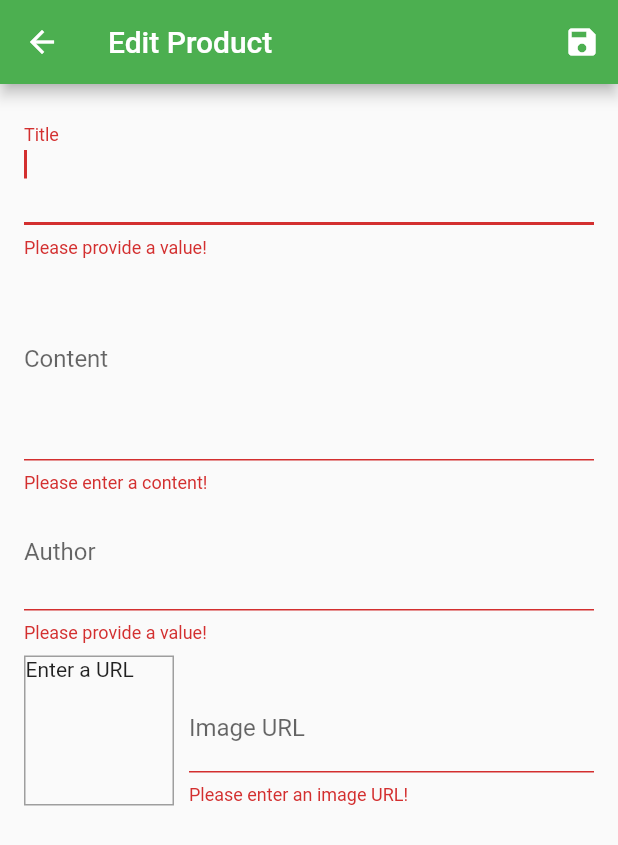
After one commit to b1910319/b1910287_PhatTrienUngDungDiDong_project, a Flutter app: the EditPostScreen screen opened by its route, after a tap on the "save" icon, on a phone screen of 412 x 824 dp. The commit adds this screen. Shown: the top 845 px of the screen. Run offline on Flutter 3.47's test engine with Material 2 defaults, Android fonts, the phone set to English and light mode, and no system bars; our stand-ins replace flutter_rating_bar; network calls fail.

Commit message:
Xay dung trang hieu chinh bai viet

```diff
--- a/lib/main.dart
+++ b/lib/main.dart
@@ -4,6 +4,7 @@ import 'ui/posts/post_detail_screen.dart';
 import 'ui/posts/post_overview_screen.dart';
 import 'ui/posts/user_posts_screen.dart';
 import 'package:provider/provider.dart';
+import 'ui/posts/edit_post_screen.dart';
 
 void main() {
   runApp(const MyApp());
@@ -40,6 +41,19 @@ class MyApp extends StatelessWidget {
               },
             );
           }
+          if (settings.name == EditPostScreen.routeName) {
+            final postId = settings.arguments as String?;
+            return MaterialPageRoute(
+              builder: (ctx) {
+                return EditPostScreen(
+                  postId != null
+                      ? ctx.read<PostManager>().findById(postId)
+                      : null,
+                );
+              },
+            );
+          }
+
           return null;
         },
       ),
--- /dev/null
+++ b/lib/ui/posts/edit_post_screen.dart
@@ -0,0 +1,243 @@
+import 'package:flutter/material.dart';
+import 'package:provider/provider.dart';
+import '../../models/post.dart';
+import '../shared/dialog_utils.dart';
+import 'post_manager.dart';
+
+class EditPostScreen extends StatefulWidget {
+  static const routeName = '/edit-post';
+
+  EditPostScreen(
+    Post? post, {
+    super.key,
+  }) {
+    if (post == null) {
+      this.post = Post(
+        id: null,
+        title: '',
+        content: '',
+        author: '',
+        imageUrl: '',
+      );
+    } else {
+      this.post = post;
+    }
+  }
+
+  late final Post post;
+
+  @override
+  State<EditPostScreen> createState() => _EditPostScreenState();
+}
+
+class _EditPostScreenState extends State<EditPostScreen> {
+  final _imageUrlController = TextEditingController();
+  final _imageUrlFocusNode = FocusNode();
+  final _editForm = GlobalKey<FormState>();
+  late Post _editedPost;
+  var _isLoading = false;
+
+  bool _isValidImageUrl(String value) {
+    return (value.startsWith('http') ||
+        value.startsWith('http') && (value.endsWith('.png')) ||
+        value.endsWith('.jgp') ||
+        value.endsWith('.jpeg'));
+  }
+
+  @override
+  void initState() {
+    _imageUrlFocusNode.addListener(() {
+      if (!_imageUrlFocusNode.hasFocus) {
+        if (!_isValidImageUrl(_imageUrlController.text)) {
+          return;
+        }
+        setState(() {});
+      }
+    });
+    _editedPost = widget.post;
+    _imageUrlController.text = _editedPost.imageUrl;
+    super.initState();
+  }
+
+  @override
+  void dispose() {
+    _imageUrlController.dispose();
+    _imageUrlFocusNode.dispose();
+    super.dispose();
+  }
+
+  Future<void> _saveForm() async {
+    final isValid = _editForm.currentState!.validate();
+    if (!isValid) {
+      return;
+    }
+    _editForm.currentState!.save();
+
+    setState(() {
+      _isLoading = true;
+    });
+    try {
+      final postsManager = context.read<PostManager>();
+      if (_editedPost.id != null) {
+        postsManager.updatePost(_editedPost);
+      } else {
+        postsManager.addPost(_editedPost);
+      }
+    } catch (error) {
+      await showErrorDialog(context, 'Something went wrong.');
+    }
+    setState(() {
+      _isLoading = false;
+    });
+
+    if (mounted) {
+      Navigator.of(context).pop();
+    }
+  }
+
+  @override
+  Widget build(BuildContext context) {
+    return Scaffold(
+      appBar: AppBar(
+        title: const Text('Edit Product'),
+        actions: <Widget>[
+          IconButton(
+            icon: const Icon(Icons.save),
+            onPressed: _saveForm,
+          ),
+        ],
+      ),
+      body: _isLoading
+          ? const Center(
+              child: CircularProgressIndicator(),
+            )
+          : Padding(
+              padding: const EdgeInsets.all(16.0),
+              child: Form(
+                key: _editForm,
+                child: ListView(
+                  children: <Widget>[
+                    buildTitleField(),
+                    buildContentField(),
+                    buildAuthorField(),
+                    buildPostPreview(),
+                  ],
+                ),
+              ),
+            ),
+    );
+  }
+
+  TextFormField buildTitleField() {
+    return TextFormField(
+      initialValue: _editedPost.title,
+      decoration: const InputDecoration(labelText: 'Title'),
+      maxLines: 2,
+      textInputAction: TextInputAction.next,
+      autofocus: true,
+      validator: (value) {
+        if (value!.isEmpty) {
+          return 'Please provide a value!';
+        }
+        return null;
+      },
+      onSaved: (value) {
+        _editedPost = _editedPost.copyWith(title: value);
+      },
+    );
+  }
+  TextFormField buildAuthorField() {
+    return TextFormField(
+      initialValue: _editedPost.author,
+      decoration: const InputDecoration(labelText: 'Author'),
+      maxLines: 2,
+      // textInputAction: TextInputAction.next,
+      validator: (value) {
+        if (value!.isEmpty) {
+          return 'Please provide a value!';
+        }
+        return null;
+      },
+      onSaved: (value) {
+        _editedPost = _editedPost.copyWith(author: value);
+      },
+    );
+  }
+
+  TextFormField buildContentField() {
+    return TextFormField(
+      initialValue: _editedPost.content,
+      decoration: const InputDecoration(labelText: 'Content'),
+      maxLines: 5,
+      keyboardType: TextInputType.multiline,
+      validator: (value) {
+        if (value!.isEmpty) {
+          return 'Please enter a content!';
+        }
+        if (value.length < 10) {
+          return 'Should be at least 10 characters long.';
+        }
+        return null;
+      },
+      onSaved: (value) {
+        _editedPost = _editedPost.copyWith(content: value);
+      },
+    );
+  }
+
+  Widget buildPostPreview() {
+    return Row(
+      crossAxisAlignment: CrossAxisAlignment.end,
+      children: <Widget>[
+        Container(
+          width: 100,
+          height: 100,
+          margin: const EdgeInsets.only(
+            top: 8,
+            right: 10,
+          ),
+          decoration: BoxDecoration(
+            border: Border.all(
+              width: 1,
+              color: Colors.grey,
+            ),
+          ),
+          child: _imageUrlController.text.isEmpty
+              ? const Text('Enter a URL')
+              : FittedBox(
+                  child: Image.network(
+                    _imageUrlController.text,
+                    fit: BoxFit.cover,
+                  ),
+                ),
+        ),
+        Expanded(
+          child: buildImageURLField(),
+        ),
+      ],
+    );
+  }
+
+  TextFormField buildImageURLField() {
+    return TextFormField(
+      decoration: const InputDecoration(labelText: 'Image URL'),
+      keyboardType: TextInputType.url,
+      textInputAction: TextInputAction.done,
+      controller: _imageUrlController,
+      focusNode: _imageUrlFocusNode,
+      onFieldSubmitted: (value) => _saveForm(),
+      validator: (value) {
+        if (value!.isEmpty) {
+          return 'Please enter an image URL!';
+        }
+        if (!_isValidImageUrl(value)) {
+          return 'Please enter valid image URL!';
+        }
+        return null;
+      },
+      onSaved: (value) {
+        _editedPost = _editedPost.copyWith(imageUrl: value);
+      },
+    );
+  }
+}
--- a/lib/ui/posts/user_post_list_tile.dart
+++ b/lib/ui/posts/user_post_list_tile.dart
@@ -1,9 +1,11 @@
 import 'package:flutter/src/widgets/container.dart';
 import 'package:flutter/src/widgets/framework.dart';
 import 'package:flutter/material.dart';
+import 'package:review/ui/posts/edit_post_screen.dart';
 import 'package:review/ui/posts/post_manager.dart';
 import '../../models/post.dart';
 import 'package:provider/provider.dart';
+
 class UserPostListTile extends StatelessWidget {
   final Post post;
   const UserPostListTile(this.post, {super.key});
@@ -30,10 +32,13 @@ class UserPostListTile extends StatelessWidget {
   Widget buildEditButton(BuildContext context) {
     return IconButton(
       onPressed: () {
-        print('go to edit post screen');
+        Navigator.of(context).pushNamed(
+          EditPostScreen.routeName,
+          arguments: post.id,
+        );
       },
       icon: const Icon(Icons.edit_note),
-      color: Theme.of(context).primaryColor,
+      color: Color(0xFF367E18),
     );
   }
 
--- a/lib/ui/posts/user_posts_screen.dart
+++ b/lib/ui/posts/user_posts_screen.dart
@@ -4,6 +4,7 @@ import 'package:flutter/material.dart';
 import 'user_post_list_tile.dart';
 import 'post_manager.dart';
 import '../shared/app_drawer.dart';
+import 'edit_post_screen.dart';
 import 'package:provider/provider.dart';
 class UserPostsScreen extends StatelessWidget {
   static const routeName = '/user-post';
@@ -23,9 +24,9 @@ class UserPostsScreen extends StatelessWidget {
       ),
       floatingActionButton: FloatingActionButton(
         onPressed: () {
-          // Navigator.of(context).pushNamed(
-          //   EditPostScreen.routeName,
-          // );
+          Navigator.of(context).pushNamed(
+            EditPostScreen.routeName,
+          );
           print('go to add post screen');
         },
         backgroundColor: Color(0xFFFF6D28),
--- /dev/null
+++ b/lib/ui/shared/dialog_utils.dart
@@ -0,0 +1,43 @@
+import 'package:flutter/material.dart';
+
+Future<bool?> showConfirmDialog(BuildContext context, String message) {
+  return showDialog(
+    context: context,
+    builder: (ctx) => AlertDialog(
+      title: const Text('Are you sure?'),
+      content: Text(message),
+      actions: <Widget>[
+        TextButton(
+          child: const Text('No'),
+          onPressed: () {
+            Navigator.of(ctx).pop(false);
+          },
+        ),
+        TextButton(
+          child: const Text('Yes'),
+          onPressed: () {
+            Navigator.of(ctx).pop(true);
+          },
+        ),
+      ],
+    ),
+  );
+}
+
+Future<void> showErrorDialog(BuildContext context, String message) {
+  return showDialog(
+    context: context,
+    builder: (ctx) => AlertDialog(
+      title: const Text('An Error Occurred!'),
+      content: Text(message),
+      actions: <Widget>[
+        TextButton(
+          child: const Text('Okay'),
+          onPressed: () {
+            Navigator.of(ctx).pop();
+          },
+        )
+      ],
+    ),
+  );
+}
```
